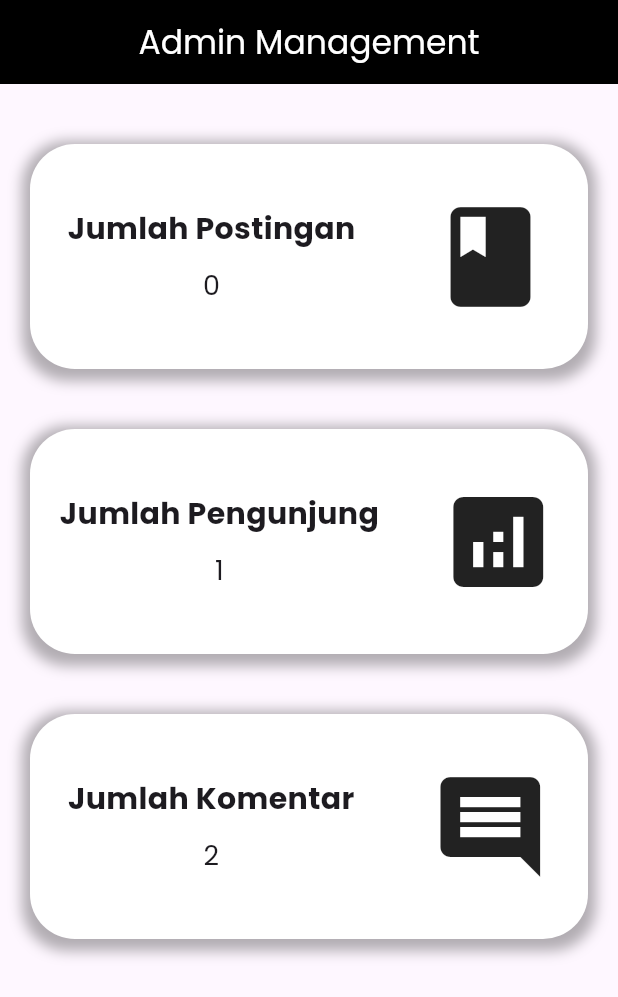
After one commit to RahmatulFirdaus/Sigita-Mobile, a Flutter app: the Adminmainpage screen opened directly, on a phone screen of 412 x 824 dp. The commit adds this screen. Shown: the top 997 px of the screen. Run offline on Flutter 3.47's test engine with Material 3 defaults, Android fonts, the phone set to English and light mode, and no system bars; our stand-ins replace animated_text_kit, dio, file_picker, fluttertoast, google_fonts, permission_handler; missing offline and left inert: syncfusion_flutter_pdfviewer; network calls fail.

Commit message:
changing async mode to sync mode and new get api admin model

```diff
--- /dev/null
+++ b/lib/adminpage/adminMainPage.dart
@@ -0,0 +1,91 @@
+import 'package:flutter/material.dart';
+import 'package:sigita_final_project/models/adminModel.dart';
+
+class Adminmainpage extends StatefulWidget {
+  const Adminmainpage({super.key});
+
+  @override
+  State<Adminmainpage> createState() => _AdminmainpageState();
+}
+
+class _AdminmainpageState extends State<Adminmainpage> {
+  List<Adminmodel> adminList = [];
+  List<GetTotalPostingan> totalPostingan =[];
+
+  @override
+  void initState() async{
+    adminList = Adminmodel.getAdminModel();
+    super.initState();
+
+    final totalPostinganInit = await GetTotalPostingan.getTotalPostingan();
+    setState(() {
+      totalPostingan = totalPostingan;
+    });
+  }
+
+  @override
+  Widget build(BuildContext context) {
+    return Scaffold(
+      appBar: AppBar(
+        centerTitle: true,
+        title: Text(
+          "Admin Management",
+          style: TextStyle(color: Colors.white),
+        ),
+        backgroundColor: Colors.black,
+      ),
+      body: Container(
+        padding: EdgeInsets.only(top: 40),
+        child: ListView.separated(
+          clipBehavior: Clip.none,
+            scrollDirection: Axis.vertical,
+            itemBuilder: (context, index) {
+              return Container(
+                margin: EdgeInsets.symmetric(
+                  horizontal: 20,
+                ),
+                width: double.infinity,
+                height: 150,
+                decoration: BoxDecoration(
+                    borderRadius: BorderRadius.circular(30),
+                    color: Colors.white,
+                    boxShadow: [
+                      BoxShadow(
+                        color: Colors.black.withOpacity(0.3),
+                        spreadRadius: 5,
+                        blurRadius: 7,
+                        offset: Offset(0, 3),
+                      ),
+                    ]),
+                child: Row(
+                  mainAxisAlignment: MainAxisAlignment.spaceAround,
+                  children: [
+                    Container(
+                      child: Column(
+                          mainAxisAlignment: MainAxisAlignment.center,
+                          children: [
+                            Text(
+                              "${adminList[index].judul}",
+                              style: TextStyle(
+                                fontWeight: FontWeight.bold,
+                                fontSize: 20
+                              ),
+                            ),
+                            SizedBox(height: 10),
+                            Text("$index", style: TextStyle(fontSize: 18),)
+                          ]),
+                    ),
+                    Icon(
+                      adminList[index].ikon,
+                      size: 80,
+                    ),
+                  ],
+                ),
+              );
+            },
+            separatorBuilder: (context, index) => SizedBox(height: 40),
+            itemCount: 3),
+      ),
+    );
+  }
+}
--- /dev/null
+++ b/lib/models/adminModel.dart
@@ -0,0 +1,35 @@
+import 'package:flutter/material.dart';
+import 'dart:convert';
+import 'package:http/http.dart' as http;
+
+class Adminmodel {
+  String judul;
+  IconData ikon;
+
+  Adminmodel({required this.judul, required this.ikon});
+
+  static List<Adminmodel> getAdminModel(){
+    List<Adminmodel> adminList = [];
+
+    adminList.add(Adminmodel(judul: "Jumlah Postingan", ikon: Icons.book));
+    adminList.add(Adminmodel(judul: "Jumlah Pengunjung", ikon: Icons.analytics));
+    adminList.add(Adminmodel(judul: "Jumlah Komentar", ikon: Icons.comment));
+    return adminList;
+  }
+}
+
+class GetTotalPostingan{
+  String jumlah;
+
+  GetTotalPostingan({required this.jumlah});
+
+  static Future<GetTotalPostingan> getTotalPostingan() async {
+    Uri url = Uri.parse("http://10.0.10.50:3000/api/getTotalPostingan");
+    var hasilResponse = await http.get(url);
+    var jsonData = jsonDecode(hasilResponse.body);
+    var user = jsonData["data"];
+    return GetTotalPostingan(
+      jumlah: user['jumlah'].toString()
+    );
+  }
+}
--- a/pubspec.yaml
+++ b/pubspec.yaml
@@ -34,6 +34,7 @@ dependencies:
   file_picker: ^8.1.3
   flutter:
     sdk: flutter
+  fluttertoast: ^8.2.8
   google_fonts: ^6.2.1
   http: ^1.2.2
   permission_handler: ^11.3.1
```
Also changed, not shown: lib/adminpage/loginAdmin.dart (added, +210 -0 lines), lib/drawerNav/drawerNavigasi.dart (+32 -12 lines), lib/pages/secondPageKesehatan.dart (+23 -20 lines), lib/models/downloadModel.dart (deleted), pubspec.lock.
